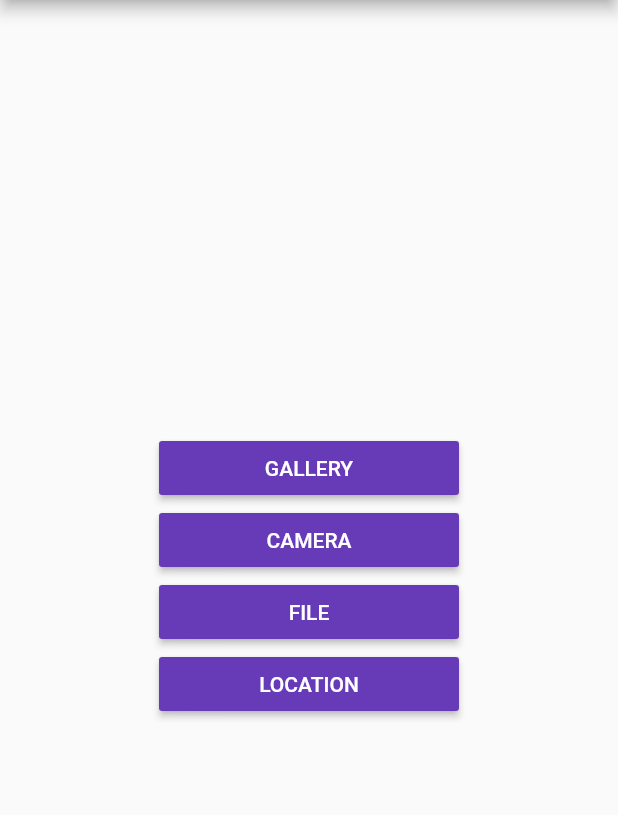
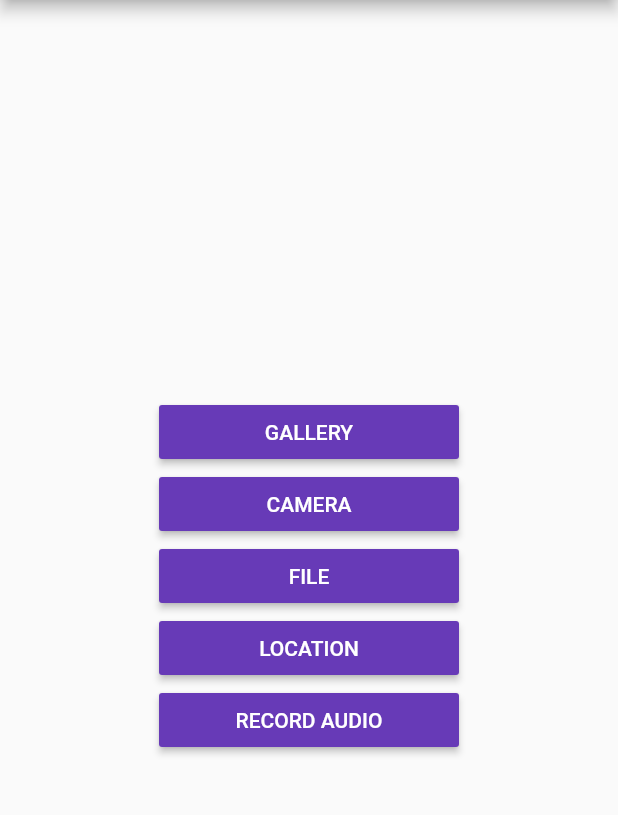
Before and after one commit to yoesuv/Flutter-Picker-Permission, a Flutter app: the screen it shows after launch, on a phone screen of 412 x 824 dp, the part 84-899 px from its top. Run offline on Flutter 3.47's test engine with Material 2 defaults, Android fonts, the phone set to English and light mode, and no system bars; our stand-ins replace device_info_plus, equatable, file_picker, flutter_bloc, image_picker, location and 1 more; missing offline and left inert: app_settings.

Commit message:
:newspaper: create screen record audio

```diff
--- a/lib/src/core/routes/app_route.dart
+++ b/lib/src/core/routes/app_route.dart
@@ -9,6 +9,7 @@ import 'package:flutter_picker/src/module/gallery/screen/take_gallery_screen.dar
 import 'package:flutter_picker/src/module/home/screen/home_screen.dart';
 import 'package:flutter_picker/src/module/location/bloc/location_bloc.dart';
 import 'package:flutter_picker/src/module/location/screen/location_screen.dart';
+import 'package:flutter_picker/src/module/record_audio/record_audio_screen.dart';
 
 class AppRoute {
   static Route<dynamic> routes(RouteSettings settings) {
@@ -54,6 +55,10 @@ class AppRoute {
           );
         },
       );
+    } else if (settings.name == RecordAudioScreen.routeName) {
+      return MaterialPageRoute(
+        builder: (context) => RecordAudioScreen(),
+      );
     } else {
       return MaterialPageRoute(
         builder: (context) {
--- a/lib/src/module/home/screen/home_screen.dart
+++ b/lib/src/module/home/screen/home_screen.dart
@@ -3,6 +3,7 @@ import 'package:flutter_picker/src/module/camera/screen/take_camera_screen.dart'
 import 'package:flutter_picker/src/module/file/screen/take_file_screen.dart';
 import 'package:flutter_picker/src/module/gallery/screen/take_gallery_screen.dart';
 import 'package:flutter_picker/src/module/location/screen/location_screen.dart';
+import 'package:flutter_picker/src/module/record_audio/record_audio_screen.dart';
 import 'package:flutter_picker/src/widgets/my_button.dart';
 
 class HomeScreen extends StatelessWidget {
@@ -42,6 +43,12 @@ class HomeScreen extends StatelessWidget {
                 Navigator.pushNamed(context, LocationScreen.routeName);
               },
             ),
+            MyButton(
+              title: 'RECORD AUDIO',
+              onPressed: () {
+                Navigator.pushNamed(context, RecordAudioScreen.routeName);
+              },
+            ),
           ],
         ),
       ),
```
Also changed, not shown: lib/src/module/record_audio/record_audio_screen.dart (added, +25 -0 lines), pubspec.lock, 1 other file.
